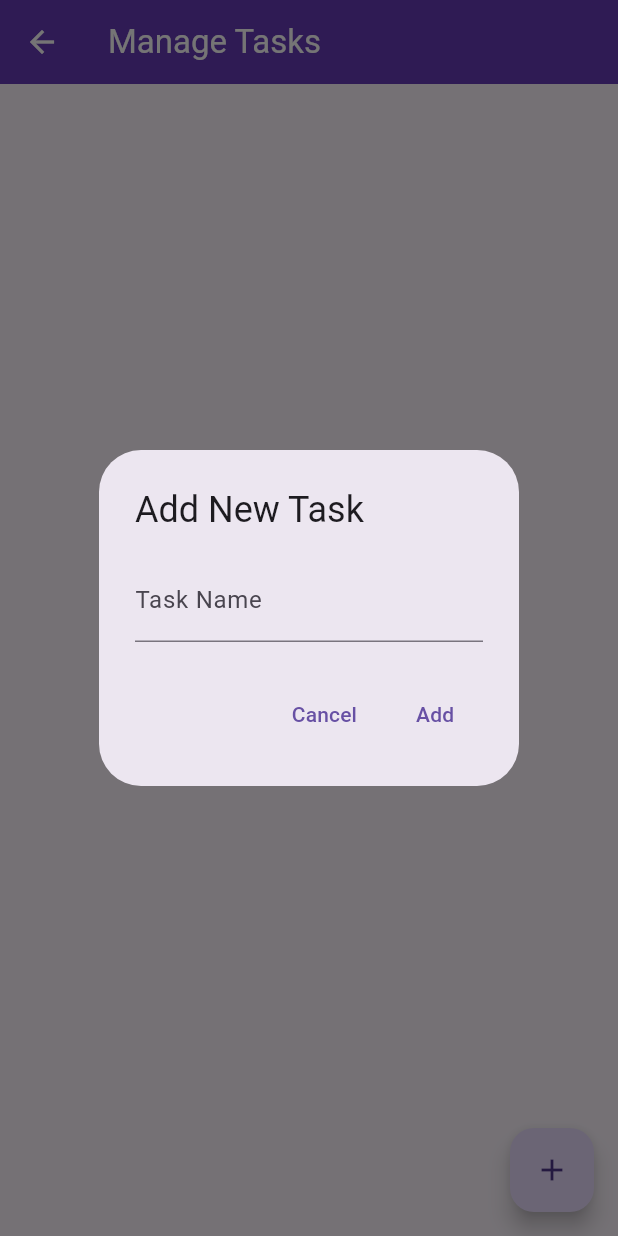
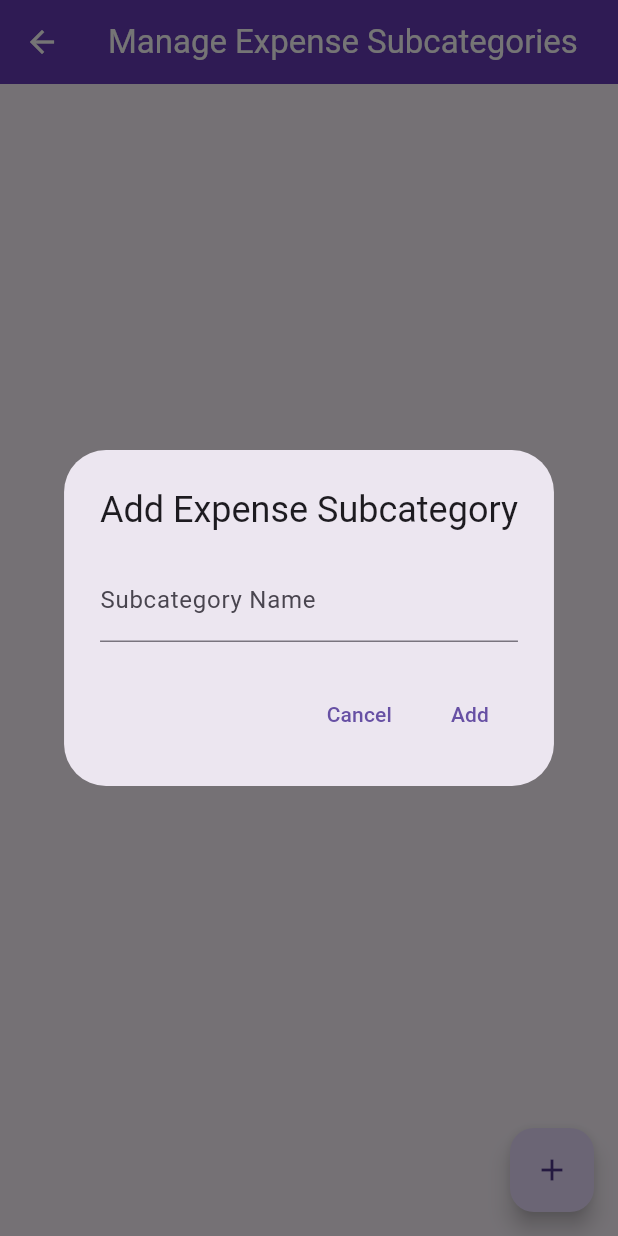
Before and after one commit to Ji-Soo-Yoon/MobileApp_jisoo, a Flutter app: the TaskManagementScreen screen opened by its route, after a tap on the "add" icon, on a phone screen of 412 x 824 dp. Run offline on Flutter 3.47's test engine with Material 3 defaults, Android fonts, the phone set to English and light mode, and no system bars; our stand-ins replace flutter_riverpod, go_router, localstorage.

Commit message:
Completed Expense Tracker assignment

```diff
--- a/expensetracker_jisoo/lib/models/time_entry_model.dart
+++ b/expensetracker_jisoo/lib/models/time_entry_model.dart
@@ -2,40 +2,42 @@ class TimeEntry {
   final String id;
   final String projectId;
   final String taskId;
-  final double totalTime;
+  final double amount;
   final DateTime date;
   final String notes;
+  final String businessPersonName;
 
   TimeEntry({
     required this.id,
     required this.projectId,
     required this.taskId,
-    required this.totalTime,
+    required this.amount,
     required this.date,
     required this.notes,
+    required this.businessPersonName,
   });
 
-  // Convert a JSON object to an Expense instance
   factory TimeEntry.fromJson(Map<String, dynamic> json) {
     return TimeEntry(
       id: json['id'],
       projectId: json['projectId'],
       taskId: json['taskId'],
-      totalTime: json['totalTime'],
+      amount: json['amount'],
       date: DateTime.parse(json['date']),
       notes: json['notes'],
+      businessPersonName: json['businessPersonName'],
     );
   }
 
-  // Convert an Expense instance to a JSON object
   Map<String, dynamic> toJson() {
     return {
       'id': id,
       'projectId': projectId,
       'taskId': taskId,
-      'totalTime': totalTime,
+      'amount': amount,
       'date': date.toIso8601String(),
       'notes': notes,
+      'businessPersonName': businessPersonName,
     };
   }
 }
--- a/expensetracker_jisoo/lib/pages/project_management_screen.dart
+++ b/expensetracker_jisoo/lib/pages/project_management_screen.dart
@@ -11,7 +11,7 @@ class ProjectManagementScreen extends StatelessWidget {
   Widget build(BuildContext context) {
     return Scaffold(
       appBar: AppBar(
-        title: Text("Manage Projects"),
+        title: Text("Manage Expense Categories"),
         backgroundColor:
             Colors.deepPurple, // Themed color similar to your inspirations
         foregroundColor: Colors.white,
@@ -50,7 +50,7 @@ class ProjectManagementScreen extends StatelessWidget {
             ),
           );
         },
-        tooltip: 'Add New Project',
+        tooltip: 'Add New Expense Category',
         child: Icon(Icons.add),
       ),
     );
--- a/expensetracker_jisoo/lib/pages/task_management_screen.dart
+++ b/expensetracker_jisoo/lib/pages/task_management_screen.dart
@@ -9,8 +9,9 @@ class TaskManagementScreen extends StatelessWidget {
   Widget build(BuildContext context) {
     return Scaffold(
       appBar: AppBar(
-        title: Text("Manage Tasks"),
-        backgroundColor: Colors.deepPurple, // Themed color similar to your inspirations
+        title: Text("Manage Expense Subcategories"),
+        backgroundColor:
+            Colors.deepPurple, // Themed color similar to your inspirations
         foregroundColor: Colors.white,
       ),
       body: Consumer<TimeEntryProvider>(
@@ -39,13 +40,18 @@ class TaskManagementScreen extends StatelessWidget {
             context: context,
             builder: (context) => AddTaskDialog(
               onAdd: (newTask) {
-                Provider.of<TimeEntryProvider>(context, listen: false).addTask(newTask);
-                Navigator.pop(context); // Close the dialog after adding the new task
+                Provider.of<TimeEntryProvider>(
+                  context,
+                  listen: false,
+                ).addTask(newTask);
+                Navigator.pop(
+                  context,
+                ); // Close the dialog after adding the new task
               },
             ),
           );
         },
-        tooltip: 'Add New Task',
+        tooltip: 'Add New Expense Subcategory',
         child: Icon(Icons.add),
       ),
     );
--- a/expensetracker_jisoo/lib/widgets/add_project_dialog.dart
+++ b/expensetracker_jisoo/lib/widgets/add_project_dialog.dart
@@ -18,12 +18,10 @@ class _AddProjectDialogState extends State<AddProjectDialog> {
   @override
   Widget build(BuildContext context) {
     return AlertDialog(
-      title: Text('Add New Project'),
+      title: Text('Add Expense Category'),
       content: TextField(
         controller: _controller,
-        decoration: InputDecoration(
-          labelText: 'Project Name',
-        ),
+        decoration: InputDecoration(labelText: 'Category Name'),
       ),
       actions: [
         TextButton(
@@ -34,10 +32,17 @@ class _AddProjectDialogState extends State<AddProjectDialog> {
           child: Text('Add'),
           onPressed: () {
             var newProject = Project(
-                id: Provider.of<TimeEntryProvider>(context, listen: false).generateProjectId().toString(), name: _controller.text);
+              id: Provider.of<TimeEntryProvider>(
+                context,
+                listen: false,
+              ).generateProjectId().toString(),
+              name: _controller.text,
+            );
             widget.onAdd(newProject);
-            Provider.of<TimeEntryProvider>(context, listen: false)
-                .addProject(newProject);
+            Provider.of<TimeEntryProvider>(
+              context,
+              listen: false,
+            ).addProject(newProject);
             _controller.clear(); // Clear the input field
             Navigator.of(context).pop();
           },
--- a/expensetracker_jisoo/lib/widgets/add_task_dialog.dart
+++ b/expensetracker_jisoo/lib/widgets/add_task_dialog.dart
@@ -7,7 +7,7 @@ import '../data_providers/time_entry_provider.dart';
 class AddTaskDialog extends StatefulWidget {
   final Function(Task) onAdd;
 
-  const AddTaskDialog({super.key,required this.onAdd});
+  const AddTaskDialog({super.key, required this.onAdd});
 
   @override
   State<AddTaskDialog> createState() => _AddTaskDialogState();
@@ -19,12 +19,10 @@ class _AddTaskDialogState extends State<AddTaskDialog> {
   @override
   Widget build(BuildContext context) {
     return AlertDialog(
-      title: Text('Add New Task'),
+      title: Text('Add Expense Subcategory'),
       content: TextField(
         controller: _controller,
-        decoration: InputDecoration(
-          labelText: 'Task Name',
-        ),
+        decoration: InputDecoration(labelText: 'Subcategory Name'),
       ),
       actions: [
         TextButton(
@@ -34,10 +32,19 @@ class _AddTaskDialogState extends State<AddTaskDialog> {
         TextButton(
           child: Text('Add'),
           onPressed: () {
-            var newTask = Task(id: Provider.of<TimeEntryProvider>(context, listen: false).generateTaskId().toString(), name: _controller.text);
+            var newTask = Task(
+              id: Provider.of<TimeEntryProvider>(
+                context,
+                listen: false,
+              ).generateTaskId().toString(),
+              name: _controller.text,
+            );
             widget.onAdd(newTask);
             // Update the provider and UI
-            Provider.of<TimeEntryProvider>(context, listen: false).addTask(newTask);
+            Provider.of<TimeEntryProvider>(
+              context,
+              listen: false,
+            ).addTask(newTask);
             // Clear the input field for next input
             _controller.clear();
 
```
Also changed, not shown: expensetracker_jisoo/lib/data_providers/time_entry_provider.dart (+3 -10 lines), expensetracker_jisoo/lib/pages/add_time_entry_screen.dart (+17 -8 lines), expensetracker_jisoo/lib/pages/home_screen.dart (+7 -6 lines).
